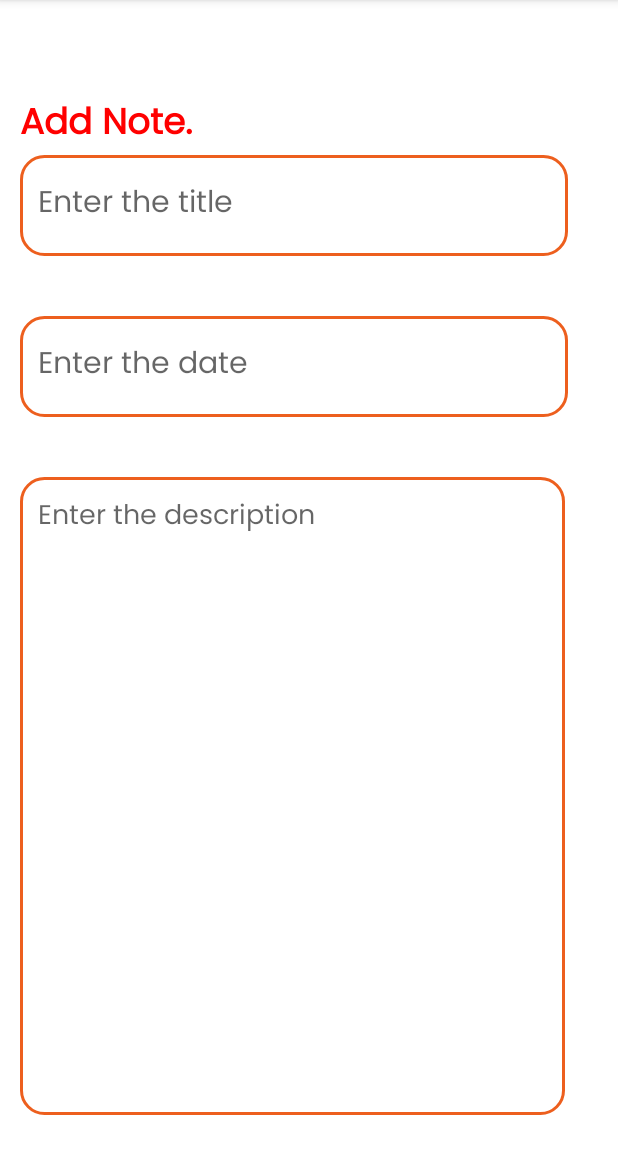
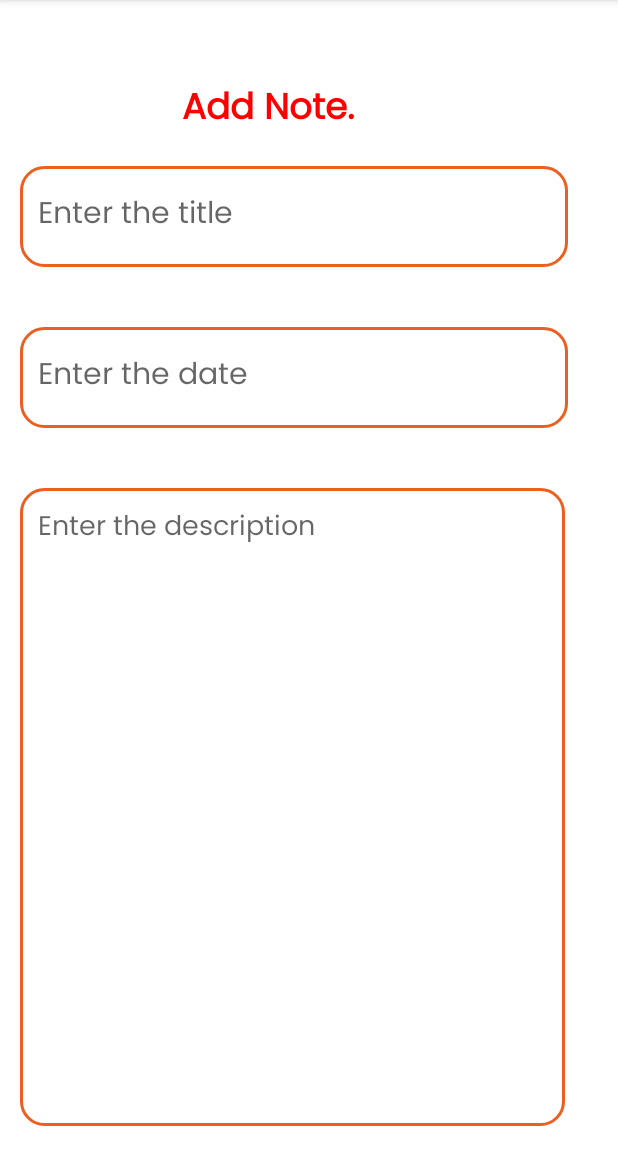
Before and after one commit to KavinduDasanayaka/NoteNest-Android-App, an Android app: the AddNoteFragment screen opened through its navigation route, on a phone screen of 412 x 824 dp, the part 84-1236 px from its top. Run offline under Robolectric (Android 15) with nearby library versions, the phone set to English and light mode, and no system bars; our stand-ins replace Room's generated code, data binding; Roboto replaces fonts that are not available here.

Commit message:
Finish App

```diff
--- a/app/src/main/java/com/example/notenestapp/fragments/HomeFragment.kt
+++ b/app/src/main/java/com/example/notenestapp/fragments/HomeFragment.kt
@@ -55,7 +55,6 @@ class HomeFragment : Fragment(R.layout.fragment_home),SearchView.OnQueryTextList
             it.findNavController().navigate(R.id.action_homeFragment_to_addNoteFragment)
 
         }
-
     }
 
     private fun updateUI(note:List<Notes>?){
--- a/app/src/main/res/layout/fragment_add_note.xml
+++ b/app/src/main/res/layout/fragment_add_note.xml
@@ -12,10 +12,14 @@
 
         <TextView
             android:id="@+id/addNoteHeading"
-            android:layout_width="wrap_content"
+            android:layout_width="142dp"
             android:layout_height="wrap_content"
+            android:layout_alignParentStart="true"
             android:layout_alignParentTop="true"
-            android:layout_marginTop="50dp"
+            android:layout_alignParentEnd="true"
+            android:layout_marginStart="108dp"
+            android:layout_marginTop="40dp"
+            android:layout_marginEnd="130dp"
             android:fontFamily="@font/poppins"
             android:text="@string/add_note"
             android:textColor="@color/red"
@@ -27,6 +31,7 @@
             android:layout_width="365dp"
             android:layout_height="67dp"
             android:layout_below="@id/addNoteHeading"
+            android:layout_marginTop="17dp"
             android:background="@drawable/orangeborder"
             android:fontFamily="@font/poppins"
             android:hint="@string/addNoteTitle"
--- a/app/src/main/res/layout/fragment_home.xml
+++ b/app/src/main/res/layout/fragment_home.xml
@@ -11,8 +11,8 @@
 
         <com.google.android.material.floatingactionbutton.FloatingActionButton
             android:id="@+id/addNote"
-            android:layout_width="wrap_content"
-            android:layout_height="wrap_content"
+            android:layout_width="@dimen/fab_size"
+            android:layout_height="@dimen/fab_size"
             android:layout_marginEnd="20dp"
             android:layout_marginBottom="28dp"
             android:backgroundTint="@color/orange"
@@ -22,6 +22,8 @@
             app:layout_constraintBottom_toBottomOf="parent"
             app:layout_constraintEnd_toEndOf="parent"
             app:srcCompat="@drawable/baseline_add_24" />
+
+
 
         <androidx.recyclerview.widget.RecyclerView
             android:id="@+id/homeRecyclerView"
--- /dev/null
+++ b/app/src/main/res/values/dimens.xml
@@ -0,0 +1,4 @@
+<?xml version="1.0" encoding="utf-8"?>
+<resources>
+    <dimen name="fab_size">56dp</dimen>
+</resources>
--- a/app/src/main/res/values/themes.xml
+++ b/app/src/main/res/values/themes.xml
@@ -16,8 +16,8 @@
 
     <style name="SplashScreenTheme" parent="Theme.MaterialComponents.DayNight.NoActionBar">
         <!-- Primary brand color. -->
-        <item name="colorPrimary">@color/orange</item>
-        <item name="colorPrimaryVariant">@color/orange</item>
+        <item name="colorPrimary">@color/lightorange</item>
+        <item name="colorPrimaryVariant">@color/lightorange</item>
         <item name="colorOnPrimary">@color/white</item>
         <!-- Secondary brand color. -->
         <item name="colorSecondary">@color/orange</item>
```
